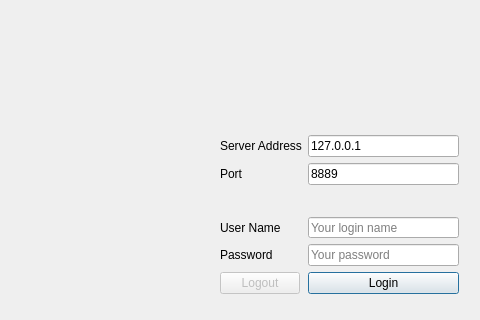
HadesD/CaroOnline, file Client.Qt/MainWindow.ui: the form before one commit; both pictures show x 491 to 971 and y 325 to 645 of the 971 by 645 pixel window.
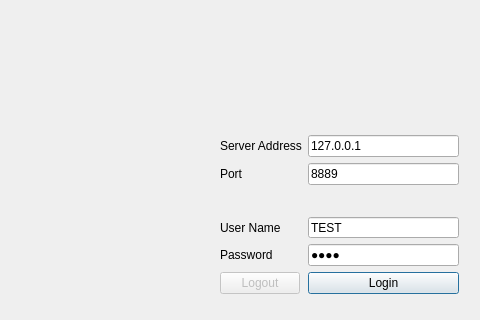
The form after the commit.

Commit message: Fix bug when game over on client

```diff
--- a/Client.Qt/MainWindow.ui
+++ b/Client.Qt/MainWindow.ui
@@ -96,6 +96,9 @@
        <property name="locale">
         <locale language="English" country="UnitedStates"/>
        </property>
+       <property name="text">
+        <string>TEST</string>
+       </property>
        <property name="placeholderText">
         <string>Your login name</string>
        </property>
@@ -116,6 +119,9 @@
        <property name="locale">
         <locale language="English" country="UnitedStates"/>
        </property>
+       <property name="text">
+        <string>TEST</string>
+       </property>
        <property name="echoMode">
         <enum>QLineEdit::Password</enum>
        </property>
```
Left out of the diff: 6 changed lines with no effect on the pictures. The commit also changes 2 other files.
